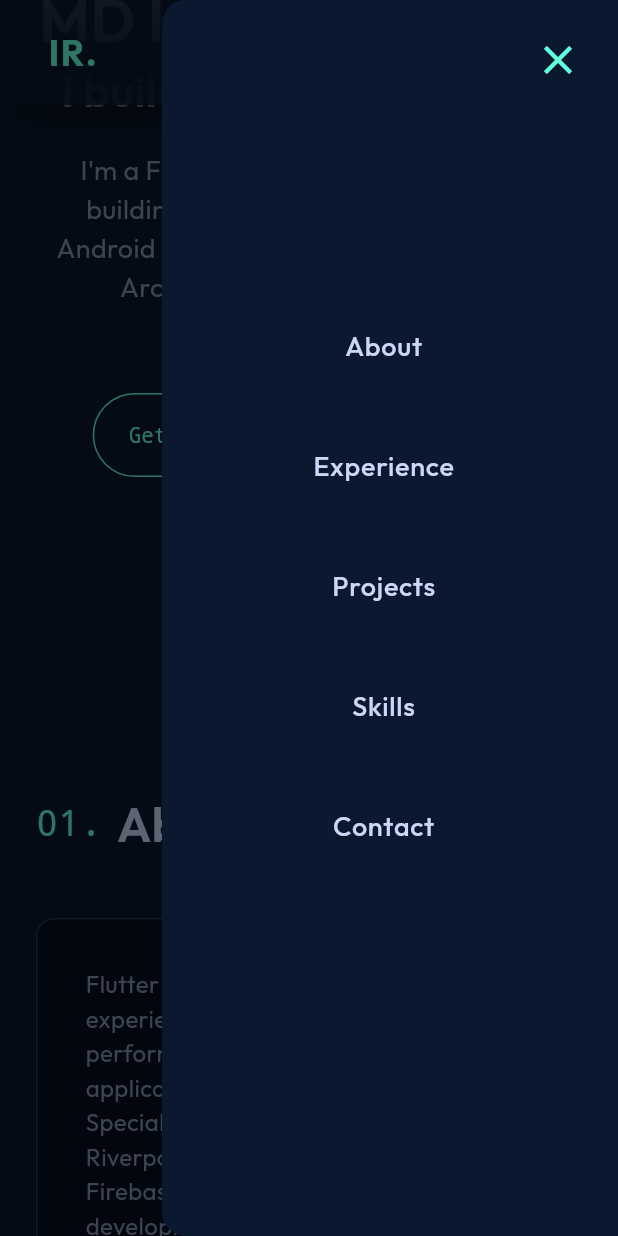
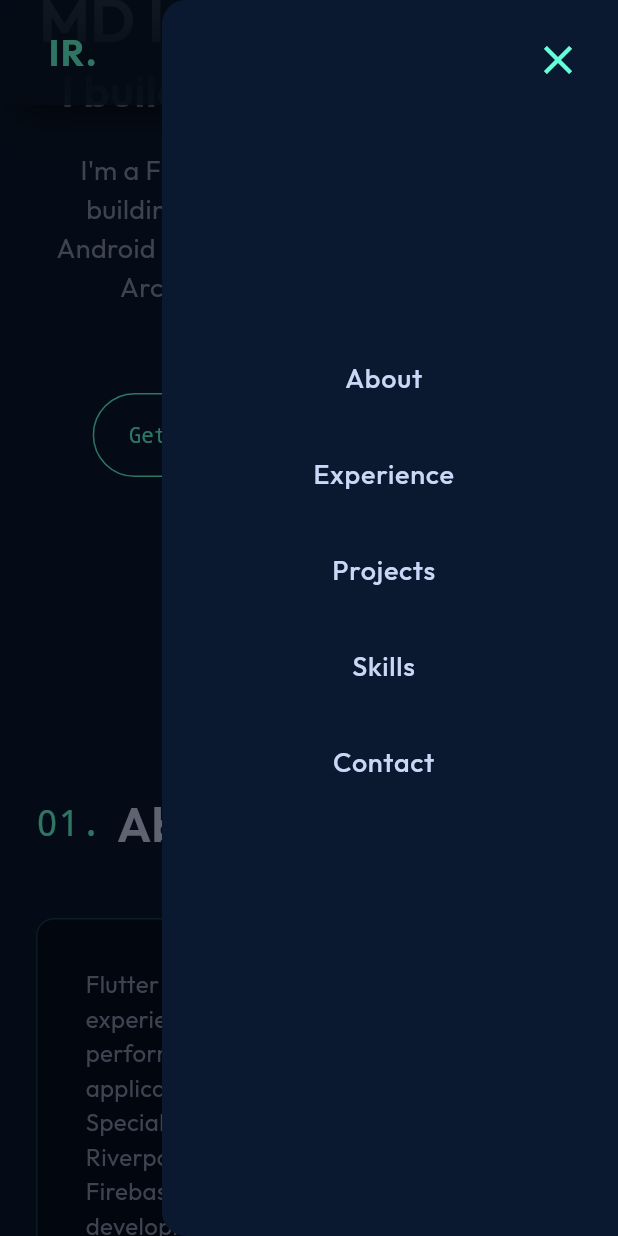
Before and after one commit to Imtiazmaruf/portfolio-imtiaz, a Flutter app: the screen it shows after launch, scrolled down 576 dp, after a tap on the "menu" icon, on a phone screen of 412 x 824 dp. Run offline on Flutter 3.47's test engine with Material 3 defaults, Android fonts, the light colour scheme and no system bars; our stand-ins replace font_awesome_flutter, google_fonts.

Commit message:
Updated UI and links

```diff
--- a/lib/home_page.dart
+++ b/lib/home_page.dart
@@ -68,22 +68,22 @@ class _HomePageState extends State<HomePage> {
                 Navigator.pop(context);
                 _scrollTo(_aboutKey);
               }),
-              const SizedBox(height: 24),
+              const SizedBox(height: 8),
               _buildDrawerLink('Experience', () {
                 Navigator.pop(context);
                 _scrollTo(_experienceKey);
               }),
-              const SizedBox(height: 24),
+              const SizedBox(height: 8),
               _buildDrawerLink('Projects', () {
                 Navigator.pop(context);
                 _scrollTo(_projectsKey);
               }),
-              const SizedBox(height: 24),
+              const SizedBox(height: 8),
               _buildDrawerLink('Skills', () {
                 Navigator.pop(context);
                 _scrollTo(_skillsKey);
               }),
-              const SizedBox(height: 24),
+              const SizedBox(height: 8),
               _buildDrawerLink('Contact', () {
                 Navigator.pop(context);
                 _scrollTo(_contactKey);
--- a/lib/sections/experience_section.dart
+++ b/lib/sections/experience_section.dart
@@ -1,5 +1,6 @@
 import 'package:flutter/material.dart';
 import 'package:font_awesome_flutter/font_awesome_flutter.dart';
+import 'package:url_launcher/url_launcher.dart';
 import '../theme.dart';
 import '../widgets/glass_panel.dart';
 
@@ -69,6 +70,7 @@ class ExperienceSection extends StatelessWidget {
               _buildExperienceItem(
                 date: 'Aug 2025 – Present',
                 company: 'SM Technology',
+                companyUrl: 'https://smtech24.com/',
                 role: 'Flutter Developer',
                 location: 'Dhaka, Bangladesh',
                 bullets: [
@@ -81,6 +83,7 @@ class ExperienceSection extends StatelessWidget {
               _buildExperienceItem(
                 date: 'Jun 2024 – Jul 2025',
                 company: 'Igen Solutions Limited',
+                companyUrl: 'https://igensolutionsltd.com/',
                 role: 'Flutter Developer',
                 location: 'Dhaka, Bangladesh',
                 bullets: [
@@ -99,6 +102,7 @@ class ExperienceSection extends StatelessWidget {
   Widget _buildExperienceItem({
     required String date,
     required String company,
+    String? companyUrl,
     required String role,
     required String location,
     required List<String> bullets,
@@ -132,12 +136,27 @@ class ExperienceSection extends StatelessWidget {
                 ),
               ),
               const SizedBox(height: 8),
-              Text(
-                company,
-                style: const TextStyle(
-                  color: AppTheme.textPrimary,
-                  fontSize: 22,
-                  fontWeight: FontWeight.w600,
+              MouseRegion(
+                cursor: companyUrl != null ? SystemMouseCursors.click : SystemMouseCursors.basic,
+                child: GestureDetector(
+                  onTap: () async {
+                    if (companyUrl != null) {
+                      final url = Uri.parse(companyUrl);
+                      if (await canLaunchUrl(url)) {
+                        await launchUrl(url);
+                      }
+                    }
+                  },
+                  child: Text(
+                    company,
+                    style: TextStyle(
+                      color: companyUrl != null ? AppTheme.accentColor : AppTheme.textPrimary,
+                      fontSize: 22,
+                      fontWeight: FontWeight.w600,
+                      decoration: companyUrl != null ? TextDecoration.underline : TextDecoration.none,
+                      decorationColor: AppTheme.accentColor,
+                    ),
+                  ),
                 ),
               ),
               const SizedBox(height: 4),
--- a/lib/sections/hero_section.dart
+++ b/lib/sections/hero_section.dart
@@ -124,7 +124,7 @@ class HeroSection extends StatelessWidget {
               icon: const FaIcon(FontAwesomeIcons.github),
               color: AppTheme.textSecondary,
               hoverColor: AppTheme.accentColor,
-              onPressed: () => launchUrl(Uri.parse('https://github.com')),
+              onPressed: () => launchUrl(Uri.parse('https://github.com/Imtiazmaruf')),
             ),
             const SizedBox(width: 16),
             IconButton(
--- a/lib/sections/projects_section.dart
+++ b/lib/sections/projects_section.dart
@@ -23,18 +23,37 @@ class ProjectsSection extends StatelessWidget {
                   children: [
                     _buildProjectCard(
                       title: 'MyCVConnect',
-                      year: '2025',
+                      year: '2026',
                       desc:
                           'A cross-platform career networking and job recruitment platform for Android and iOS users. Developed professional profile creation, CV management, job searching, real-time messaging, interview scheduling, and intelligent job matching systems.',
                       tags: ['Flutter', 'Firebase', 'REST API'],
+                      playStoreUrl:
+                          'https://play.google.com/store/apps/details?id=com.carlovan.cvconnectai',
+                      appStoreUrl:
+                          'https://apps.apple.com/us/iphone/search?term=Mycvconnect',
+                    ),
+                    const SizedBox(height: 24),
+
+                    _buildProjectCard(
+                      title: 'QHub 360',
+                      year: '2025',
+                      desc:
+                          'An AI-powered workforce management platform that streamlines HR and operational tasks. Features include automated employee scheduling, real-time time tracking, payroll processing, and integrated team communication.',
+                      tags: ['Flutter', 'AI', 'Workforce'],
+                      playStoreUrl:
+                          'https://play.google.com/store/apps/details?id=com.qtech.qhub360',
+                      appStoreUrl:
+                          'https://apps.apple.com/us/app/qhub360-ai-workforce-manager/id6740763819',
                     ),
                     const SizedBox(height: 24),
                     _buildProjectCard(
                       title: 'Paymaster BD',
-                      year: '2025',
+                      year: '2024',
                       desc:
                           'A mobile financial service application for digital payments and utility management. Implemented mobile recharge system supporting multiple telecom operators with instant top-up functionality and integrated utility bill payment systems.',
                       tags: ['Flutter', 'Firebase', 'REST API'],
+                      playStoreUrl:
+                          'https://play.google.com/store/apps/details?id=com.paymasterbd.apps',
                     ),
                   ],
                 )
@@ -59,6 +78,20 @@ class ProjectsSection extends StatelessWidget {
                           desc:
                               'A mobile financial service application for digital payments and utility management. Implemented mobile recharge system supporting multiple telecom operators with instant top-up functionality and integrated utility bill payment systems.',
                           tags: ['Flutter', 'Firebase', 'REST API'],
+                        ),
+                      ),
+                      const SizedBox(width: 24),
+                      Expanded(
+                        child: _buildProjectCard(
+                          title: 'QHub 360',
+                          year: '2025',
+                          desc:
+                              'An AI-powered workforce management platform that streamlines HR and operational tasks. Features include automated employee scheduling, real-time time tracking, payroll processing, and integrated team communication.',
+                          tags: ['Flutter', 'AI', 'Workforce'],
+                          playStoreUrl:
+                              'https://play.google.com/store/apps/details?id=com.qtech.qhub360',
+                          appStoreUrl:
+                              'https://apps.apple.com/us/app/qhub360-ai-workforce-manager/id6740763819',
                         ),
                       ),
                     ],
@@ -105,6 +138,10 @@ class ProjectsSection extends StatelessWidget {
     required String year,
     required String desc,
     required List<String> tags,
+    String? githubUrl,
+    String? playStoreUrl,
+    String? appStoreUrl,
+    String? externalUrl,
   }) {
     return GlassPanel(
       child: Column(
@@ -113,20 +150,42 @@ class ProjectsSection extends StatelessWidget {
           Row(
             mainAxisAlignment: MainAxisAlignment.spaceBetween,
             children: [
-              const FaIcon(FontAwesomeIcons.folder, color: AppTheme.accentColor, size: 40),
+              const FaIcon(
+                FontAwesomeIcons.folder,
+                color: AppTheme.accentColor,
+                size: 40,
+              ),
               Row(
                 children: [
+                  if (githubUrl != null)
                     IconButton(
                       icon: const FaIcon(FontAwesomeIcons.github),
                       color: AppTheme.textSecondary,
                       hoverColor: AppTheme.accentColor,
-                    onPressed: () => launchUrl(Uri.parse('https://github.com')),
+                      onPressed: () => launchUrl(Uri.parse(githubUrl)),
                     ),
+                  if (playStoreUrl != null)
                     IconButton(
-                    icon: const FaIcon(FontAwesomeIcons.arrowUpRightFromSquare),
+                      icon: const FaIcon(FontAwesomeIcons.googlePlay),
                       color: AppTheme.textSecondary,
                       hoverColor: AppTheme.accentColor,
-                    onPressed: () {},
+                      onPressed: () => launchUrl(Uri.parse(playStoreUrl)),
+                    ),
+                  if (appStoreUrl != null)
+                    IconButton(
+                      icon: const FaIcon(FontAwesomeIcons.appStoreIos),
+                      color: AppTheme.textSecondary,
+                      hoverColor: AppTheme.accentColor,
+                      onPressed: () => launchUrl(Uri.parse(appStoreUrl)),
+                    ),
+                  if (externalUrl != null)
+                    IconButton(
+                      icon: const FaIcon(
+                        FontAwesomeIcons.arrowUpRightFromSquare,
+                      ),
+                      color: AppTheme.textSecondary,
+                      hoverColor: AppTheme.accentColor,
+                      onPressed: () => launchUrl(Uri.parse(externalUrl)),
                     ),
                 ],
               ),
@@ -164,17 +223,26 @@ class ProjectsSection extends StatelessWidget {
             spacing: 8,
             runSpacing: 8,
             children: tags
-                .map((t) => Container(
-                      padding: const EdgeInsets.symmetric(horizontal: 10, vertical: 4),
+                .map(
+                  (t) => Container(
+                    padding: const EdgeInsets.symmetric(
+                      horizontal: 10,
+                      vertical: 4,
+                    ),
                     decoration: BoxDecoration(
                       color: AppTheme.accentColor.withAlpha(26),
                       borderRadius: BorderRadius.circular(12),
                     ),
                     child: Text(
                       t,
-                        style: const TextStyle(color: AppTheme.accentColor, fontFamily: 'monospace', fontSize: 12),
+                      style: const TextStyle(
+                        color: AppTheme.accentColor,
+                        fontFamily: 'monospace',
+                        fontSize: 12,
                       ),
-                    ))
+                    ),
+                  ),
+                )
                 .toList(),
           ),
         ],
--- a/lib/widgets/footer.dart
+++ b/lib/widgets/footer.dart
@@ -22,7 +22,7 @@ class Footer extends StatelessWidget {
                   icon: const FaIcon(FontAwesomeIcons.github),
                   color: AppTheme.textSecondary,
                   hoverColor: AppTheme.accentColor,
-                  onPressed: () => launchUrl(Uri.parse('https://github.com')),
+                  onPressed: () => launchUrl(Uri.parse('https://github.com/Imtiazmaruf')),
                 ),
                 const SizedBox(width: 16),
                 IconButton(
```
Lines whose indentation alone changed are shown as unchanged.
